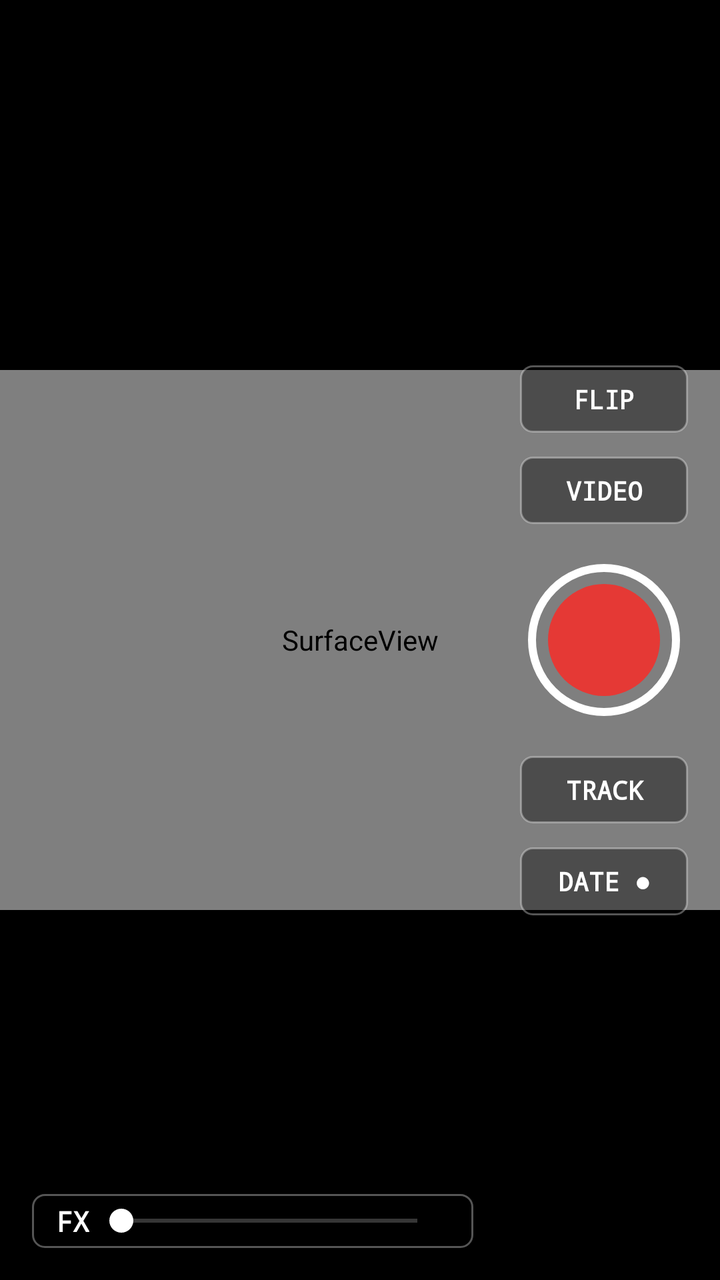
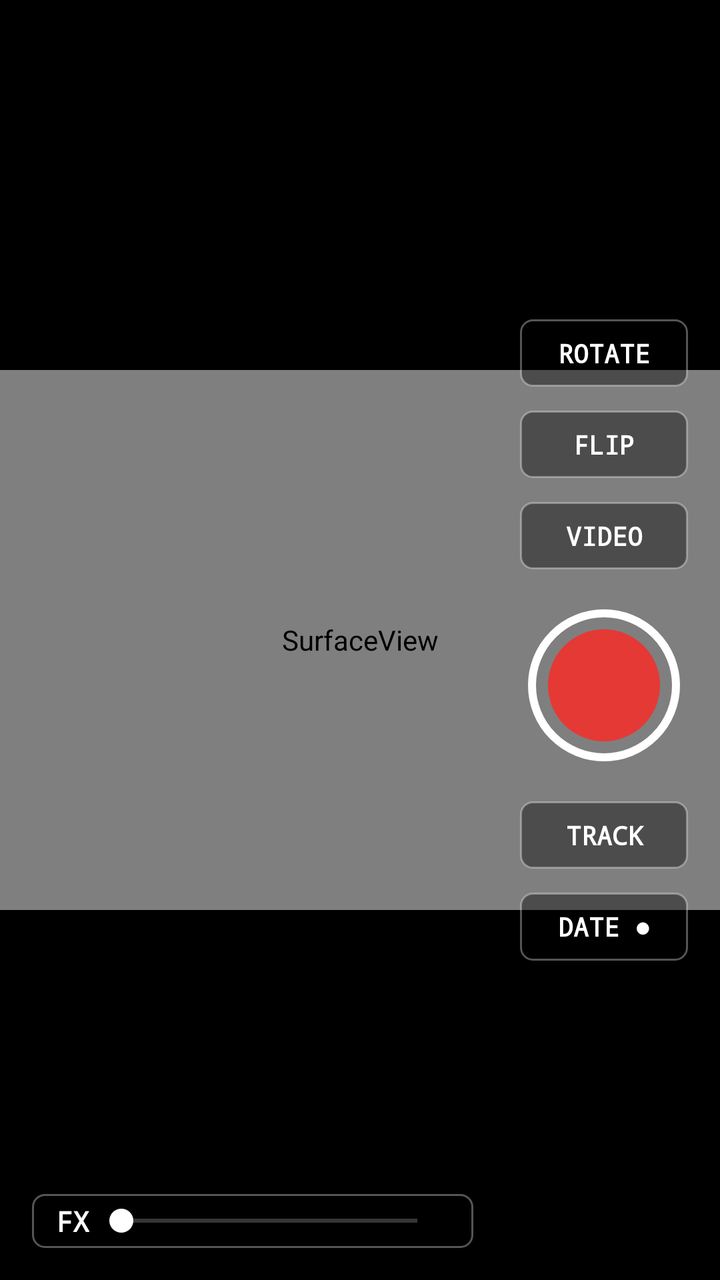

Before-and-after screenshots of an Android layout around one commit, followed by the original layout XML and the change that was made.
<!-- AndroidManifest.xml: application theme Theme.TapeCam -->
<!-- res/layout/activity_main.xml -->
<?xml version="1.0" encoding="utf-8"?>
<androidx.constraintlayout.widget.ConstraintLayout xmlns:android="http://schemas.android.com/apk/res/android"
    xmlns:app="http://schemas.android.com/apk/res-auto"
    android:layout_width="match_parent"
    android:layout_height="match_parent"
    android:background="#000000">

    
    <SurfaceView
        android:id="@+id/preview"
        android:layout_width="0dp"
        android:layout_height="0dp"
        app:layout_constraintDimensionRatio="4:3"
        app:layout_constraintTop_toTopOf="parent"
        app:layout_constraintBottom_toBottomOf="parent"
        app:layout_constraintStart_toStartOf="parent"
        app:layout_constraintEnd_toEndOf="parent" />

    <View
        android:id="@+id/flash"
        android:layout_width="0dp"
        android:layout_height="0dp"
        android:alpha="0"
        android:background="#FFFFFF"
        app:layout_constraintTop_toTopOf="@id/preview"
        app:layout_constraintBottom_toBottomOf="@id/preview"
        app:layout_constraintStart_toStartOf="@id/preview"
        app:layout_constraintEnd_toEndOf="@id/preview" />

    
    <LinearLayout
        android:layout_width="wrap_content"
        android:layout_height="wrap_content"
        android:gravity="center_horizontal"
        android:orientation="vertical"
        android:padding="16dp"
        app:layout_constraintTop_toTopOf="parent"
        app:layout_constraintBottom_toBottomOf="parent"
        app:layout_constraintEnd_toEndOf="parent">

        <TextView android:id="@+id/btnFlip" style="@style/CtrlButton" android:text="FLIP" />
        <TextView android:id="@+id/btnMode" style="@style/CtrlButton" android:text="VIDEO" />

        <View
            android:id="@+id/btnShutter"
            android:layout_width="76dp"
            android:layout_height="76dp"
            android:layout_marginVertical="14dp"
            android:background="@drawable/shutter_rec"
            android:contentDescription="Shutter" />

        <TextView android:id="@+id/btnTrack" style="@style/CtrlButton" android:text="TRACK" />
        <TextView android:id="@+id/btnDate" style="@style/CtrlButton" android:text="DATE ●" />
    </LinearLayout>

    
    <LinearLayout
        android:layout_width="wrap_content"
        android:layout_height="wrap_content"
        android:layout_margin="16dp"
        android:background="@drawable/ctrl_bg"
        android:gravity="center_vertical"
        android:orientation="horizontal"
        android:paddingHorizontal="12dp"
        android:paddingVertical="4dp"
        app:layout_constraintBottom_toBottomOf="parent"
        app:layout_constraintStart_toStartOf="parent">

        <TextView
            android:layout_width="wrap_content"
            android:layout_height="wrap_content"
            android:fontFamily="monospace"
            android:text="FX"
            android:textColor="#FFFFFF"
            android:textStyle="bold" />

        <SeekBar
            android:id="@+id/fxSeek"
            android:layout_width="180dp"
            android:layout_height="wrap_content"
            android:max="100"
            android:progressTint="#E53935"
            android:thumbTint="#FFFFFF" />
    </LinearLayout>
</androidx.constraintlayout.widget.ConstraintLayout>
<!-- resources referenced by this layout -->
<resources>
  <!-- drawable ctrl_bg (drawable) -->
  <?xml version="1.0" encoding="utf-8"?>
  <ripple xmlns:android="http://schemas.android.com/apk/res/android" android:color="#44FFFFFF">
      <item>
          <shape android:shape="rectangle">
              <solid android:color="#66000000" />
              <stroke android:width="1dp" android:color="#55FFFFFF" />
              <corners android:radius="6dp" />
          </shape>
      </item>
  </ripple>
  <!-- drawable shutter_rec (drawable) -->
  <?xml version="1.0" encoding="utf-8"?>
  <layer-list xmlns:android="http://schemas.android.com/apk/res/android">
      <item><shape android:shape="oval"><stroke android:width="4dp" android:color="#FFFFFF" /></shape></item>
      <item android:top="10dp" android:bottom="10dp" android:left="10dp" android:right="10dp">
          <shape android:shape="oval"><solid android:color="#E53935" /></shape>
      </item>
  </layer-list>
  <style name="CtrlButton">
          <item name="android:layout_width">wrap_content</item>
          <item name="android:layout_height">wrap_content</item>
          <item name="android:layout_marginVertical">6dp</item>
          <item name="android:minWidth">84dp</item>
          <item name="android:gravity">center</item>
          <item name="android:paddingHorizontal">12dp</item>
          <item name="android:paddingVertical">8dp</item>
          <item name="android:background">@drawable/ctrl_bg</item>
          <item name="android:fontFamily">monospace</item>
          <item name="android:textStyle">bold</item>
          <item name="android:textSize">13sp</item>
          <item name="android:textColor">#FFFFFF</item>
          <item name="android:clickable">true</item>
          <item name="android:focusable">true</item>
      </style>
  <style name="Theme.TapeCam" parent="Theme.AppCompat.NoActionBar">
          <item name="android:windowBackground">@android:color/black</item>
          <item name="android:windowFullscreen">true</item>
          <item name="android:windowLayoutInDisplayCutoutMode">shortEdges</item>
          <item name="colorAccent">#E53935</item>
      </style>
</resources>

<!-- the commit's change to res/layout/activity_main.xml (unified diff, before → after) -->
@@ -38,6 +38,7 @@
         app:layout_constraintBottom_toBottomOf="parent"
         app:layout_constraintEnd_toEndOf="parent">
 
+        <TextView android:id="@+id/btnRotate" style="@style/CtrlButton" android:text="ROTATE" />
         <TextView android:id="@+id/btnFlip" style="@style/CtrlButton" android:text="FLIP" />
         <TextView android:id="@+id/btnMode" style="@style/CtrlButton" android:text="VIDEO" />
 
